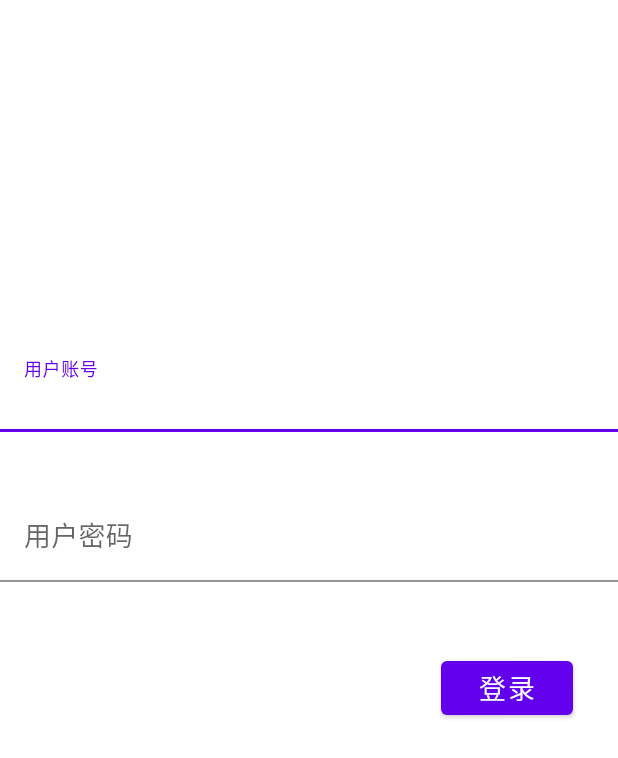
After one commit to weixingtai/LiuWan, an Android app: the layout fragment_login.xml on its own in the app's theme, with its tools: preview values and no code run, on a phone screen of 412 x 824 dp. The commit adds this screen. Shown: the top 758 px of the screen. Run offline under Robolectric (Android 15) with nearby library versions, the phone set to English and light mode, and no system bars.

```diff
--- /dev/null
+++ b/app/src/main/java/com/suromo/liuwan/ui/register/RegisterFragment.kt
@@ -0,0 +1,4 @@
+package com.suromo.liuwan.ui.register
+
+class RegisterFragment {
+}
--- /dev/null
+++ b/app/src/main/java/com/suromo/liuwan/ui/register/RegisterViewModel.kt
@@ -0,0 +1,4 @@
+package com.suromo.liuwan.ui.register
+
+class RegisterViewModel {
+}
--- a/app/src/main/res/layout/activity_main.xml
+++ b/app/src/main/res/layout/activity_main.xml
@@ -16,7 +16,8 @@
         app:layout_constraintBottom_toBottomOf="parent"
         app:layout_constraintLeft_toLeftOf="parent"
         app:layout_constraintRight_toRightOf="parent"
-        app:menu="@menu/bottom_nav_menu" />
+        app:menu="@menu/bottom_nav_menu"
+        android:visibility="gone"/>
 
     <fragment
         android:id="@+id/nav_host_fragment_activity_main"
--- a/app/src/main/res/layout/fragment_home.xml
+++ b/app/src/main/res/layout/fragment_home.xml
@@ -7,7 +7,7 @@
     tools:context=".ui.home.HomeFragment">
 
     <TextView
-        android:id="@+id/text_home"
+        android:id="@+id/tvHome"
         android:layout_width="match_parent"
         android:layout_height="wrap_content"
         android:layout_marginStart="8dp"
--- /dev/null
+++ b/app/src/main/res/layout/fragment_login.xml
@@ -0,0 +1,51 @@
+<?xml version="1.0" encoding="utf-8"?>
+<androidx.constraintlayout.widget.ConstraintLayout xmlns:android="http://schemas.android.com/apk/res/android"
+    android:layout_width="match_parent"
+    android:layout_height="match_parent"
+    xmlns:app="http://schemas.android.com/apk/res-auto">
+    <com.google.android.material.textfield.TextInputLayout
+        android:id="@+id/tilUserName"
+        android:layout_width="match_parent"
+        android:layout_height="wrap_content"
+        app:layout_constraintEnd_toEndOf="parent"
+        app:layout_constraintStart_toStartOf="parent"
+        app:layout_constraintBottom_toBottomOf="parent"
+        app:layout_constraintTop_toTopOf="parent"
+        app:layout_constraintVertical_bias="0.3">
+        <com.google.android.material.textfield.TextInputEditText
+            android:id="@+id/titUserName"
+            android:layout_width="match_parent"
+            android:layout_height="wrap_content"
+            android:background="@android:color/transparent"
+            android:inputType="text"
+            android:textSize="@dimen/size_text"
+            android:hint="用户账号"/>
+    </com.google.android.material.textfield.TextInputLayout>
+    <com.google.android.material.textfield.TextInputLayout
+        android:layout_width="match_parent"
+        android:layout_height="wrap_content"
+        app:layout_constraintEnd_toEndOf="parent"
+        app:layout_constraintStart_toStartOf="parent"
+        app:layout_constraintBottom_toBottomOf="parent"
+        app:layout_constraintTop_toTopOf="parent"
+        app:layout_constraintVertical_bias="0.43">
+        <com.google.android.material.textfield.TextInputEditText
+            android:id="@+id/titPassword"
+            android:layout_width="match_parent"
+            android:layout_height="wrap_content"
+            android:hint="用户密码"
+            android:textSize="@dimen/size_text"
+            android:inputType="textPassword"
+            android:background="@android:color/transparent"/>
+    </com.google.android.material.textfield.TextInputLayout>
+    <Button
+        android:layout_width="wrap_content"
+        android:layout_height="wrap_content"
+        android:textSize="@dimen/size_text"
+        app:layout_constraintEnd_toEndOf="parent"
+        app:layout_constraintBottom_toBottomOf="parent"
+        app:layout_constraintTop_toTopOf="parent"
+        app:layout_constraintVertical_bias="0.56"
+        android:layout_marginRight="30dp"
+        android:text="登录"/>
+</androidx.constraintlayout.widget.ConstraintLayout>
--- a/app/src/main/res/values-night/themes.xml
+++ /dev/null
@@ -1,16 +0,0 @@
-<resources xmlns:tools="http://schemas.android.com/tools">
-    <!-- Base application theme. -->
-    <style name="Theme.LiuWan" parent="Theme.MaterialComponents.DayNight.DarkActionBar">
-        <!-- Primary brand color. -->
-        <item name="colorPrimary">@color/purple_200</item>
-        <item name="colorPrimaryVariant">@color/purple_700</item>
-        <item name="colorOnPrimary">@color/black</item>
-        <!-- Secondary brand color. -->
-        <item name="colorSecondary">@color/teal_200</item>
-        <item name="colorSecondaryVariant">@color/teal_200</item>
-        <item name="colorOnSecondary">@color/black</item>
-        <!-- Status bar color. -->
-        <item name="android:statusBarColor" tools:targetApi="l">?attr/colorPrimaryVariant</item>
-        <!-- Customize your theme here. -->
-    </style>
-</resources>
--- a/app/src/main/res/values/strings.xml
+++ b/app/src/main/res/values/strings.xml
@@ -4,4 +4,5 @@
     <string name="title_discovery">Discovery</string>
     <string name="title_notifications">Notifications</string>
     <string name="title_user">User</string>
+    <string name="login">Login</string>
 </resources>
```
Also changed, not shown: app/src/main/java/com/suromo/liuwan/MainActivity.kt (+15 -3 lines), app/src/main/java/com/suromo/liuwan/ui/home/HomeFragment.kt (+29 -27 lines), app/src/main/java/com/suromo/liuwan/ui/login/LoginFragment.kt (+37 -1 lines), app/src/main/java/com/suromo/liuwan/ui/login/LoginViewModel.kt (+10 -1 lines), app/src/main/res/menu/bottom_nav_menu.xml (+4 -4 lines), app/src/main/res/menu/top_login_menu.xml (added, +9 -0 lines), app/src/main/res/navigation/nav_graph.xml (+17 -7 lines), app/src/main/res/values/colors.xml (+19 -0 lines), app/src/main/res/values/dimens.xml (+7 -0 lines), app/src/main/res/values/styles.xml (added, +27 -0 lines), 1 other file.
